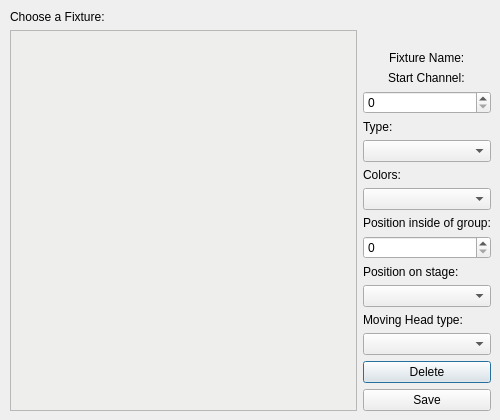
Above: src/ui/edit_fixture_dialog.ui from Lenium37/SigLight before the change. Below: the same form after it.
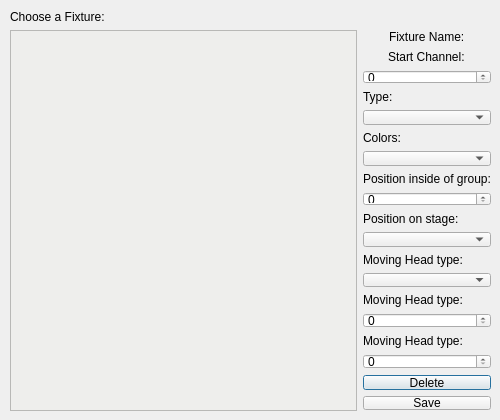
That is the form after the change.

Commit message: implemented P4 completely, started to add modifier pan and tilt

What changed in the file:
```diff
--- a/src/ui/edit_fixture_dialog.ui
+++ b/src/ui/edit_fixture_dialog.ui
@@ -224,6 +224,56 @@
       <item>
        <widget class="QComboBox" name="cB_moving_head_type"/>
       </item>
+      <item alignment="Qt::AlignBottom">
+       <widget class="QLabel" name="l_modifier_pan">
+        <property name="sizePolicy">
+         <sizepolicy hsizetype="Preferred" vsizetype="Preferred">
+          <horstretch>0</horstretch>
+          <verstretch>0</verstretch>
+         </sizepolicy>
+        </property>
+        <property name="layoutDirection">
+         <enum>Qt::LeftToRight</enum>
+        </property>
+        <property name="autoFillBackground">
+         <bool>false</bool>
+        </property>
+        <property name="styleSheet">
+         <string notr="true"/>
+        </property>
+        <property name="text">
+         <string>Moving Head type:</string>
+        </property>
+       </widget>
+      </item>
+      <item>
+       <widget class="QSpinBox" name="sB_modifier_pan"/>
+      </item>
+      <item alignment="Qt::AlignBottom">
+       <widget class="QLabel" name="l_modifier_tilt">
+        <property name="sizePolicy">
+         <sizepolicy hsizetype="Preferred" vsizetype="Preferred">
+          <horstretch>0</horstretch>
+          <verstretch>0</verstretch>
+         </sizepolicy>
+        </property>
+        <property name="layoutDirection">
+         <enum>Qt::LeftToRight</enum>
+        </property>
+        <property name="autoFillBackground">
+         <bool>false</bool>
+        </property>
+        <property name="styleSheet">
+         <string notr="true"/>
+        </property>
+        <property name="text">
+         <string>Moving Head type:</string>
+        </property>
+       </widget>
+      </item>
+      <item>
+       <widget class="QSpinBox" name="sB_modifier_tilt"/>
+      </item>
       <item>
        <widget class="QPushButton" name="pB_delete_fixture">
         <property name="text">
```
The commit also changes 13 other files.
